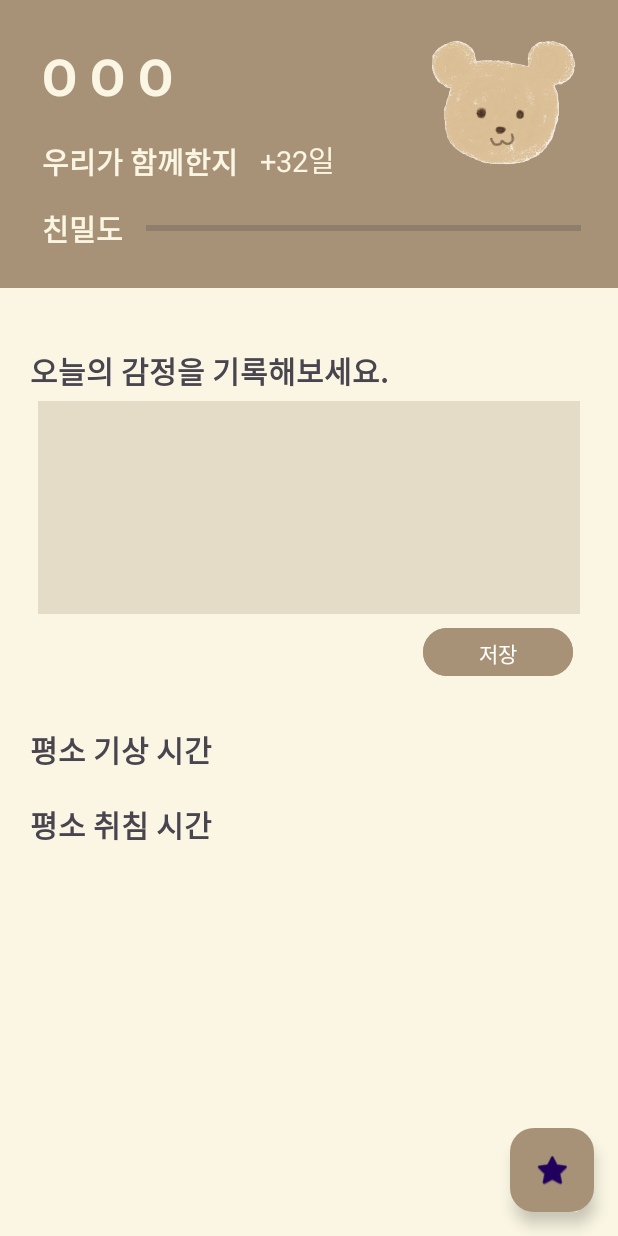
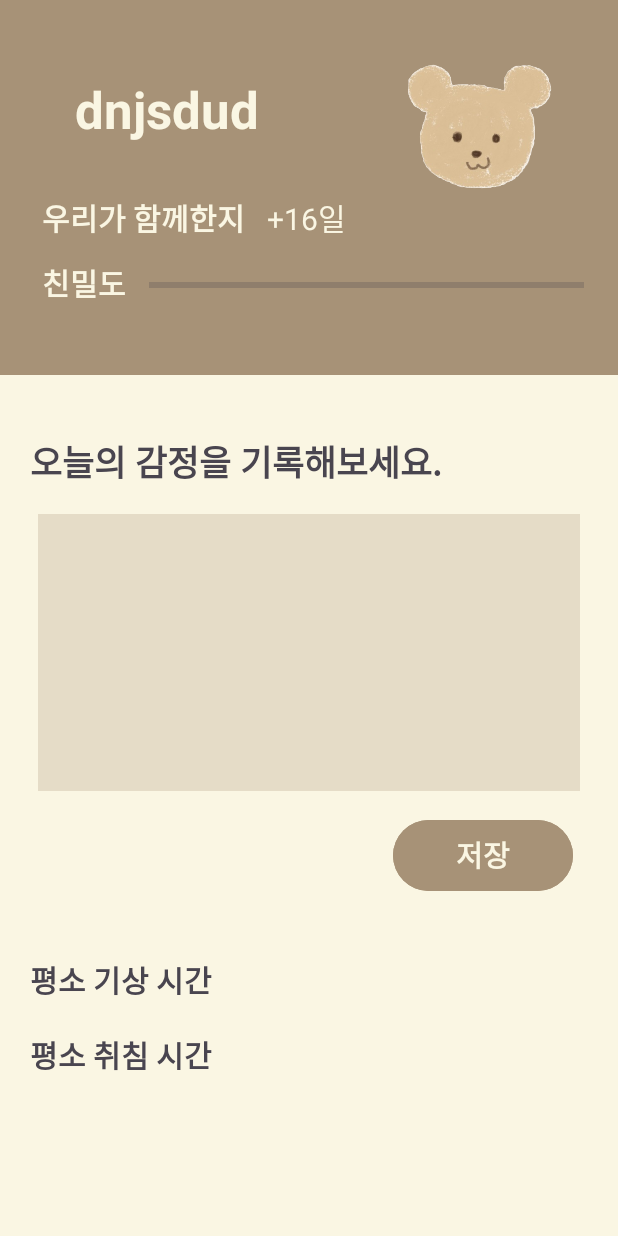
Before and after one commit to wonyoungg-10/sensorGooreumi, an Android app: the screen it shows after launch (BearActivity), on a phone screen of 412 x 824 dp. Run offline under Robolectric (Android 15) with nearby library versions, the light colour scheme and no system bars; our stand-ins replace Firebase (no records; nobody signed in at launch, a user with empty details on screens opened directly).

Commit message:
최종 수정

```diff
--- a/app/src/main/java/com/example/sensorapp/BearActivity.kt
+++ b/app/src/main/java/com/example/sensorapp/BearActivity.kt
@@ -10,7 +10,10 @@ import androidx.activity.result.contract.ActivityResultContracts
 import androidx.annotation.RequiresApi
 import androidx.appcompat.app.AppCompatActivity
 import com.example.sensorapp.databinding.ActivityBearBinding
+import com.google.firebase.database.DataSnapshot
+import com.google.firebase.database.DatabaseError
 import com.google.firebase.database.FirebaseDatabase
+import com.google.firebase.database.ValueEventListener
 import java.time.LocalDate
 import java.time.temporal.ChronoUnit
 
@@ -32,7 +35,7 @@ class BearActivity : AppCompatActivity() {
                 binding.wakeTime.text = userWake
                 binding.sleepTime.text = userSleep
 
-                // 파이어베이스 사용자 정보 업데이트
+                // 파이어베이스에 사용자 정보 업데이트
                 updateUserInDatabase(userName, userWake, userSleep)
             }
         }
@@ -50,7 +53,7 @@ class BearActivity : AppCompatActivity() {
 
 
         // 우리가 함께한지 +N일
-        val startDate = LocalDate.of(2024, 11, 15)
+        val startDate = LocalDate.of(2024, 12, 1)
         val today = LocalDate.now()
         val dayDifference = ChronoUnit.DAYS.between(startDate, today) + 1
 
@@ -74,16 +77,9 @@ class BearActivity : AppCompatActivity() {
             requestLauncher.launch(intent)
         }
 
-        // 별 모양 FloatingActionButton 클릭하면 이전의 감정 기록을 볼 수 있는 페이지로 이동
-        binding.diary.setOnClickListener {
-            val intent = Intent(this, DiaryActivity::class.java)
-            startActivity(intent)
-        }
-
-
         // 파이어베이스 관련
 
-// 저장 버튼 클릭 시 감정 저장
+        // 저장 버튼 클릭 시 감정 저장
         binding.save.setOnClickListener {
             // 사용자가 입력한 감정 텍스트 가져오기
             val userEmotion = binding.writeFeeling.text.toString()  // 감정 입력 텍스트 (EditText에서 가져오기)
@@ -92,13 +88,13 @@ class BearActivity : AppCompatActivity() {
                 // 현재 날짜
                 val currentDate = LocalDate.now().toString()  // 예: "2024-11-29"
 
-                // 감정에 맞는 응답 생성 (이 예시에서는 간단한 응답만 생성)
-                val response = generateResponse(userEmotion)
+                // 나중에 응답이 생성될 예정 -> 우선 비워두기
+                // val response = ""
 
                 // 감정과 응답을 Map 형태로 준비
                 val entry = mapOf(
-                    "emotion" to userEmotion,
-                    "response" to response
+                    "emotion" to userEmotion
+                    // "response" to response
                 )
 
                 // Firebase에 해당 날짜의 감정 기록 삽입
@@ -116,9 +112,8 @@ class BearActivity : AppCompatActivity() {
                 userRef.updateChildren(userData)
                     .addOnSuccessListener {
                         // entries 경로에 감정 데이터 추가
-                        val entriesRef =
-                            FirebaseDatabase.getInstance().getReference("entries").child(userId)
-                        entriesRef.child(currentDate).setValue(entry)
+                        val entriesRef = FirebaseDatabase.getInstance().getReference("entries")
+                        entriesRef.setValue(entry)
                             .addOnSuccessListener {
                                 // 저장 성공 후 처리
                                 Toast.makeText(this, "감정이 저장되었습니다.", Toast.LENGTH_SHORT).show()
@@ -162,13 +157,40 @@ class BearActivity : AppCompatActivity() {
             }
     }
 
-    // 감정에 맞는 응답을 생성하는 함수 (단순 예시)
-    private fun generateResponse(emotion: String): String {
-        return when (emotion) {
-            "행복하다" -> "오늘은 행복한 하루를 보냈구나! 즐거웠다니 나도 기분이 좋다~"
-            "지쳤어요" -> "오늘 하루 힘들었지... 푹 쉬어. 내일은 행복하길!"
-            "슬프다" -> "슬픈 일이 있었구나... 괜찮아, 내가 항상 옆에 있어."
-            else -> "오늘 하루도 잘 보냈네! 잘했어!"
+    override fun onStart() {
+        super.onStart()
+
+        // 친밀도 데이터에 대한 실시간 리스너 등록
+        userRef.child("actions").addValueEventListener(friendlinessListener)
+    }
+
+    override fun onStop() {
+        super.onStop()
+
+        // Activity가 중단될 때 리스너 제거
+        userRef.child("actions").removeEventListener(friendlinessListener)
+    }
+
+    // 리스너 정의
+    private val friendlinessListener = object : ValueEventListener {
+        override fun onDataChange(snapshot: DataSnapshot) {
+            // Firebase에서 데이터 가져오기
+            val feedCount = snapshot.child("feeding").getValue(Int::class.java) ?: 0
+            val playCount = snapshot.child("playing").getValue(Int::class.java) ?: 0
+
+            // 친밀도 계산 및 ProgressBar 업데이트
+            val friendliness = calculateFriendliness(feedCount, playCount)
+            binding.count.progress = friendliness.coerceIn(0, 100)
+        }
+
+        override fun onCancelled(error: DatabaseError) {
+            // 오류 처리
+            Toast.makeText(this@BearActivity, "데이터 로드 실패: ${error.message}", Toast.LENGTH_SHORT)
+                .show()
         }
     }
+    // 친밀도 계산 함수 -> ProgressBar 업데이트되는 것이 잘 보이도록,, 우선 크게
+    private fun calculateFriendliness(feedCount: Int, playCount: Int): Int {
+        return (feedCount * 4) + (playCount * 8)
+    }
 }
--- a/app/src/main/res/layout/activity_bear.xml
+++ b/app/src/main/res/layout/activity_bear.xml
@@ -12,23 +12,28 @@
 <com.google.android.material.appbar.AppBarLayout
     android:id="@+id/appbar"
     android:layout_width="match_parent"
-    android:layout_height="192dp"
+    android:layout_height="250dp"
     android:background="#A79277"
     >
-
-    <androidx.appcompat.widget.Toolbar
-        android:layout_width="match_parent"
-        android:layout_height="?attr/actionBarSize"
-        app:layout_scrollFlags="scroll|exitUntilCollapsed"
-        app:toolbarId="@+id/toolbar">
-
-    </androidx.appcompat.widget.Toolbar>
 
     <androidx.constraintlayout.widget.ConstraintLayout
         android:id="@+id/main"
         android:layout_width="match_parent"
         android:layout_height="match_parent"
-        tools:context=".BearActivity" />
+        tools:context=".BearActivity" >
+
+        <ImageButton
+            android:id="@+id/userSetting"
+            android:layout_width="153dp"
+            android:layout_height="140dp"
+            android:layout_marginTop="16dp"
+            android:layout_marginEnd="16dp"
+            android:background="@null"
+            android:scaleType="fitCenter"
+            android:src="@drawable/bear"
+            app:layout_constraintEnd_toEndOf="parent"
+            app:layout_constraintTop_toTopOf="parent" />
+    </androidx.constraintlayout.widget.ConstraintLayout>
 </com.google.android.material.appbar.AppBarLayout>
 
 <androidx.core.widget.NestedScrollView
@@ -57,8 +62,9 @@
                 android:layout_height="wrap_content"
                 android:layout_weight="1"
                 android:text="오늘의 감정을 기록해보세요."
-                android:textSize="20dp"
+                android:textSize="23dp"
                 android:textStyle="bold"
+                android:layout_marginBottom="12dp"
                 />
 
             <EditText
@@ -72,16 +78,19 @@
                 android:padding="5dp"
                 android:gravity="start|top"
                 android:inputType="textMultiLine"
-                android:lines="6" />
+                android:textSize="18sp"
+                android:lines="8" />
 
             <Button
                 android:id="@+id/save"
-                android:layout_width="100dp"
-                android:layout_height="40dp"
+                android:layout_width="120dp"
+                android:layout_height="55dp"
                 android:layout_gravity="right"
-                android:layout_marginRight="10dp"
+                android:layout_margin="10dp"
                 android:backgroundTint="#A79277"
                 android:text="저장"
+                android:textSize="19sp"
+                android:textStyle="bold"
                 />
         </LinearLayout>
 
@@ -103,13 +112,13 @@
                     android:layout_height="wrap_content"
                     android:layout_weight="1"
                     android:text="평소 기상 시간"
-                    android:textSize="20dp"
+                    android:textSize="20sp"
                     android:textStyle="bold" />
 
                 <TextView
                     android:layout_width="200dp"
                     android:layout_height="30dp"
-                    android:textSize="20dp"
+                    android:textSize="20sp"
                     android:inputType="time"
                     android:layout_weight="2"
                     android:layout_marginLeft="30dp"
@@ -151,38 +160,19 @@
     </LinearLayout>
 </androidx.core.widget.NestedScrollView>
 
-    <com.google.android.material.floatingactionbutton.FloatingActionButton
-        android:id="@+id/diary"
-        android:layout_width="wrap_content"
-        android:layout_height="wrap_content"
-        android:layout_gravity="bottom|end"
-        android:layout_margin="16dp"
-        android:src="@android:drawable/btn_star"
-        app:backgroundTint="#A79277" />
-
 <androidx.constraintlayout.widget.ConstraintLayout
     android:layout_width="match_parent"
     android:layout_height="match_parent"
     app:layout_anchor="@+id/appbar"
     app:layout_anchorGravity="center">
 
-    <ImageButton
-        android:id="@+id/userSetting"
-        android:layout_width="153dp"
-        android:layout_height="140dp"
-        android:background="@null"
-        android:scaleType="fitCenter"
-        android:src="@drawable/bear"
-        app:layout_constraintEnd_toEndOf="parent"
-        app:layout_constraintTop_toTopOf="parent" />
-
     <TextView
         android:id="@+id/name"
         android:layout_width="wrap_content"
         android:layout_height="wrap_content"
-        android:layout_marginStart="28dp"
-        android:layout_marginTop="28dp"
-        android:text="O O O"
+        android:layout_marginStart="50dp"
+        android:layout_marginTop="50dp"
+        android:text="dnjsdud"
         android:textColor="#FAF6E3"
         android:textSize="34sp"
         android:textStyle="bold"
@@ -194,10 +184,10 @@
         android:layout_width="wrap_content"
         android:layout_height="wrap_content"
         android:layout_marginStart="28dp"
-        android:layout_marginTop="93dp"
+        android:layout_marginTop="130dp"
         android:text="우리가 함께한지 "
         android:textColor="#FAF6E3"
-        android:textSize="19sp"
+        android:textSize="20sp"
         android:textStyle="bold"
         app:layout_constraintStart_toStartOf="parent"
         app:layout_constraintTop_toTopOf="parent" />
@@ -207,10 +197,10 @@
         android:layout_width="wrap_content"
         android:layout_height="wrap_content"
         android:layout_marginStart="10dp"
-        android:layout_marginTop="92dp"
+        android:layout_marginTop="130dp"
         android:text=" + 35일"
         android:textColor="#FAF6E3"
-        android:textSize="19sp"
+        android:textSize="20sp"
         app:layout_constraintStart_toEndOf="@+id/textView4"
         app:layout_constraintTop_toTopOf="parent" />
 
@@ -219,13 +209,13 @@
         android:layout_width="wrap_content"
         android:layout_height="wrap_content"
         android:layout_marginStart="28dp"
-        android:layout_marginTop="15dp"
+        android:layout_marginTop="173dp"
         android:text="친밀도"
         android:textColor="#FAF6E3"
-        android:textSize="19sp"
+        android:textSize="20sp"
         android:textStyle="bold"
         app:layout_constraintStart_toStartOf="parent"
-        app:layout_constraintTop_toBottomOf="@+id/textView4" />
+        app:layout_constraintTop_toTopOf="parent" />
 
     <ProgressBar
         android:id="@+id/count"
@@ -233,7 +223,7 @@
         android:layout_width="290dp"
         android:layout_height="20dp"
         android:layout_marginStart="15dp"
-        android:layout_marginTop="142dp"
+        android:layout_marginTop="180dp"
         android:progress="0"
         android:max="100"
         app:layout_constraintStart_toEndOf="@+id/textView5"
--- a/app/src/main/res/layout/activity_main.xml
+++ b/app/src/main/res/layout/activity_main.xml
@@ -17,7 +17,7 @@ tools:context=".MainActivity">
         <TextView
             android:layout_width="wrap_content"
             android:layout_height="wrap_content"
-            android:text="달 곰 이"
+            android:text="구름이"
             android:textSize="60sp"
             android:textStyle="bold"/>
 
--- a/app/src/main/res/values/themes.xml
+++ b/app/src/main/res/values/themes.xml
@@ -4,6 +4,10 @@
         <!-- Customize your light theme here. -->
         <!-- <item name="colorPrimary">@color/my_light_primary</item> -->
         <item name="android:statusBarColor">#A79277</item>
+        <item name="colorPrimary">#FAF6E3</item>
+        <item name="colorPrimaryVariant">#FAF6E3</item>
+        <item name="colorOnPrimary">#FAF6E3</item>
+
     </style>
 
     <style name="Theme.SensorApp" parent="Base.Theme.SensorApp" />
```
Also changed, not shown: app/src/main/res/layout/activity_user.xml (+19 -21 lines).
